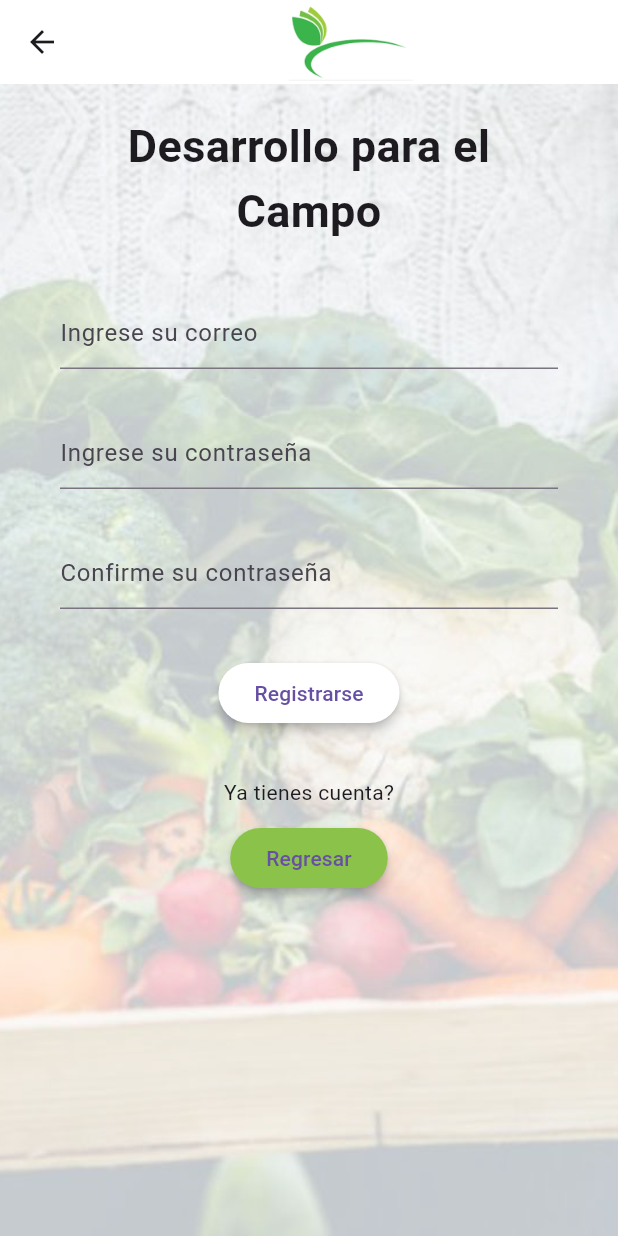
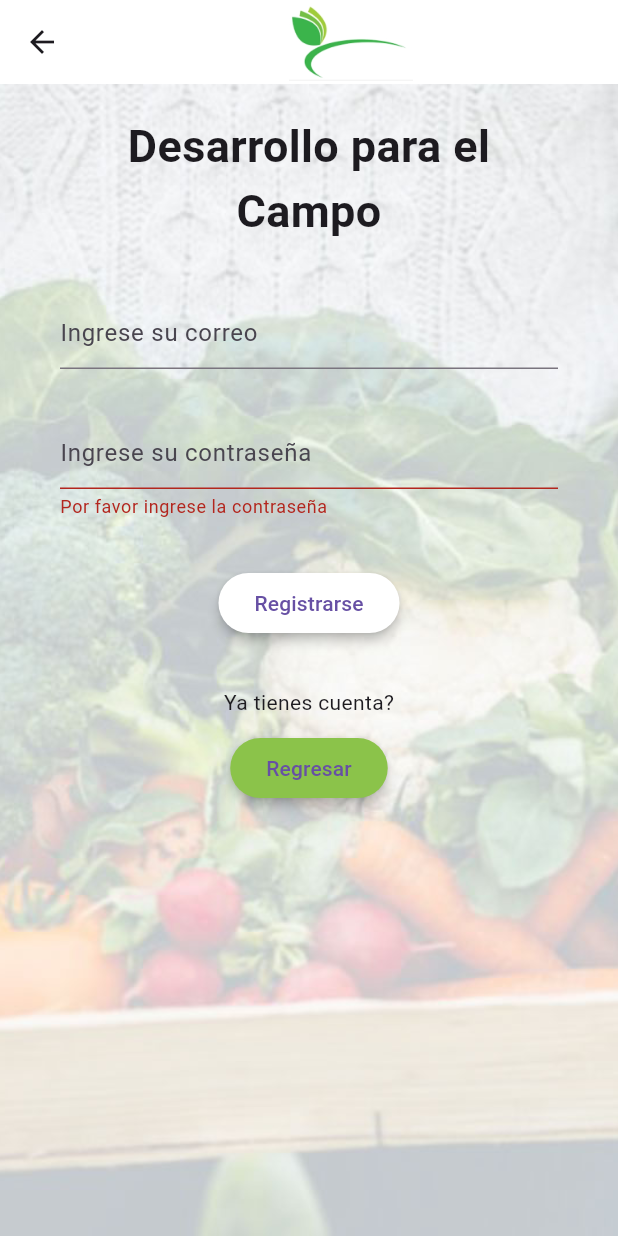
Before and after one commit to jhonharoldpizarro2021/misiontic_app_flutter, a Flutter app: the RegistroPage screen opened by its route, on a phone screen of 412 x 824 dp. Run offline on Flutter 3.47's test engine with Material 3 defaults, Android fonts, the phone set to English and light mode, and no system bars; our stand-ins replace firebase_auth, firebase_core; accounts and stored records are empty; network calls fail.

Commit message:
feature/registro_fire_base_auth

```diff
--- a/lib/Fragments/abonosPage.dart
+++ b/lib/Fragments/abonosPage.dart
@@ -1,5 +1,6 @@
 // ignore_for_file: file_names, use_key_in_widget_constructors, library_private_types_in_public_api, no_leading_underscores_for_local_identifiers
 
+import 'package:firebase_auth/firebase_auth.dart';
 import 'package:flutter/material.dart';
 import '../navigationDrawer/navigationDrawer.dart';
 import '../routes/pageRoute.dart';
@@ -14,6 +15,10 @@ class AbonosPage extends StatefulWidget {
 class _AbonosPageState extends State<AbonosPage> {
   @override
   Widget build(BuildContext context) {
+    if (FirebaseAuth.instance.currentUser == null) {
+      // signed out
+      Navigator.pushReplacementNamed(context, PageRoutes.login);
+    }
     int inn = 0;
     var _items = <String>[
       'Compost',
--- a/lib/Fragments/homePage.dart
+++ b/lib/Fragments/homePage.dart
@@ -1,6 +1,8 @@
 // ignore_for_file: file_names, use_key_in_widget_constructors
 
+import 'package:firebase_auth/firebase_auth.dart';
 import 'package:flutter/material.dart';
+import 'package:misiontic_app_1/routes/pageRoute.dart';
 import '../navigationDrawer/navigationDrawer.dart';
 
 class HomePage extends StatelessWidget {
@@ -8,6 +10,10 @@ class HomePage extends StatelessWidget {
 
   @override
   Widget build(BuildContext context) {
+    if (FirebaseAuth.instance.currentUser == null) {
+      // signed out
+      Navigator.pushReplacementNamed(context, PageRoutes.login);
+    }
     return Scaffold(
         resizeToAvoidBottomInset: false, // set it to false
         backgroundColor: Colors.grey[200],
--- a/lib/Fragments/registroPage.dart
+++ b/lib/Fragments/registroPage.dart
@@ -1,4 +1,6 @@
 // ignore_for_file: file_names, use_key_in_widget_constructors, prefer_const_literals_to_create_immutables
+import 'dart:async';
+
 import 'package:firebase_auth/firebase_auth.dart';
 //import 'package:firebase_core/firebase_core.dart';
 import 'package:flutter/material.dart';
@@ -55,7 +57,7 @@ class _MyStatefulWidgetState extends State<MyStatefulWidget> {
   String mensaje = "";
   final _user = TextEditingController();
   final _pswd = TextEditingController();
-
+  Timer? _timer;
   @override
   void dispose() {
     // Limpia el controlador cuando el Widget se descarte
@@ -65,11 +67,14 @@ class _MyStatefulWidgetState extends State<MyStatefulWidget> {
   }
 
   void _crearUsuario() async {
-    var msj = "Ingresa los datos";
+    var msj = "";
+    //outp(_user.text);
     try {
       await FirebaseAuth.instance.createUserWithEmailAndPassword(
           email: _user.text, password: _pswd.text);
-      msj = "Usuario creado!";
+      msj = "Usuario creado!. Iniciando Session.";
+      _user.clear();
+      _pswd.clear();
     } on FirebaseAuthException catch (e) {
       if (e.code == 'weak-password') {
         msj = "La contraseña no cumple con los valores minimos requeridos";
@@ -81,15 +86,18 @@ class _MyStatefulWidgetState extends State<MyStatefulWidget> {
     }
     setState(() {
       mensaje = msj;
-      _user.clear();
-      _pswd.clear();
-      if (_formKey.currentState!.validate()) {
-        // Process data.
-        Navigator.pushReplacementNamed(context, PageRoutes.abonos);
-      }
+
+      //if (_formKey.currentState!.validate()) {
+      // Process data.
+
+      // }
+
       showDialog(
         context: context,
         builder: (context) {
+          _timer = Timer(const Duration(seconds: 3), () {
+            Navigator.pushReplacementNamed(context, PageRoutes.abonos);
+          });
           return AlertDialog(
             content: Text(mensaje),
           );
@@ -102,9 +110,25 @@ class _MyStatefulWidgetState extends State<MyStatefulWidget> {
     Navigator.pushReplacementNamed(context, PageRoutes.login);
   }
 
+  String? _validateEmail(String? value) {
+    const pattern = r"(?:[a-z0-9!#$%&'*+/=?^_`{|}~-]+(?:\.[a-z0-9!#$%&'"
+        r'*+/=?^_`{|}~-]+)*|"(?:[\x01-\x08\x0b\x0c\x0e-\x1f\x21\x23-\x5b\x5d-'
+        r'\x7f]|\\[\x01-\x09\x0b\x0c\x0e-\x7f])*")@(?:(?:[a-z0-9](?:[a-z0-9-]*'
+        r'[a-z0-9])?\.)+[a-z0-9](?:[a-z0-9-]*[a-z0-9])?|\[(?:(?:(2(5[0-5]|[0-4]'
+        r'[0-9])|1[0-9][0-9]|[1-9]?[0-9]))\.){3}(?:(2(5[0-5]|[0-4][0-9])|1[0-9]'
+        r'[0-9]|[1-9]?[0-9])|[a-z0-9-]*[a-z0-9]:(?:[\x01-\x08\x0b\x0c\x0e-\x1f\'
+        r'x21-\x5a\x53-\x7f]|\\[\x01-\x09\x0b\x0c\x0e-\x7f])+)\])';
+    final regex = RegExp(pattern);
+
+    return value!.isNotEmpty && !regex.hasMatch(value)
+        ? 'Por favor ingrese una dirección de correo valida'
+        : null;
+  }
+
   @override
   Widget build(BuildContext context) {
     return Form(
+      autovalidateMode: AutovalidateMode.always,
       key: _formKey,
       child: Column(
         crossAxisAlignment: CrossAxisAlignment.center,
@@ -129,21 +153,17 @@ class _MyStatefulWidgetState extends State<MyStatefulWidget> {
           Padding(
             padding: const EdgeInsets.symmetric(vertical: 16.0),
             child: TextFormField(
+              controller: _user,
               decoration: const InputDecoration(
                 hintText: 'Ingrese su correo',
               ),
-              validator: (String? value) {
-                if (value == null || value.isEmpty) {
-                  return 'Por favor ingrese un correo valido';
-                }
-                return null;
-              },
+              validator: _validateEmail,
             ),
           ),
           Padding(
             padding: const EdgeInsets.symmetric(vertical: 16.0),
             child: TextFormField(
-              controller: _user,
+              controller: _pswd,
               obscureText: true,
               decoration: const InputDecoration(
                 hintText: 'Ingrese su contraseña',
@@ -158,24 +178,17 @@ class _MyStatefulWidgetState extends State<MyStatefulWidget> {
           ),
           Padding(
             padding: const EdgeInsets.symmetric(vertical: 16.0),
-            child: TextFormField(
-              controller: _pswd,
-              obscureText: true,
-              decoration: const InputDecoration(
-                hintText: 'Confirme su contraseña',
-              ),
-              validator: (String? value) {
-                if (value == null || value.isEmpty) {
-                  return 'Por favor ingrese la contraseña';
+            child: ElevatedButton(
+              onPressed: () {
+                // Validate will return true if the form is valid, or false if
+                // the form is invalid.
+                if (_formKey.currentState!.validate()) {
+                  // Process data.
+                  _crearUsuario();
+                  //Navigator.pushReplacementNamed(context, PageRoutes.abonos);
                 }
-                return null;
               },
-            ),
-          ),
-          Padding(
-            padding: const EdgeInsets.symmetric(vertical: 16.0),
-            child: ElevatedButton(
-              onPressed: _crearUsuario,
+              //onPressed: _crearUsuario,
               style: ElevatedButton.styleFrom(
                 backgroundColor: Colors.white,
                 elevation: 3,
```
